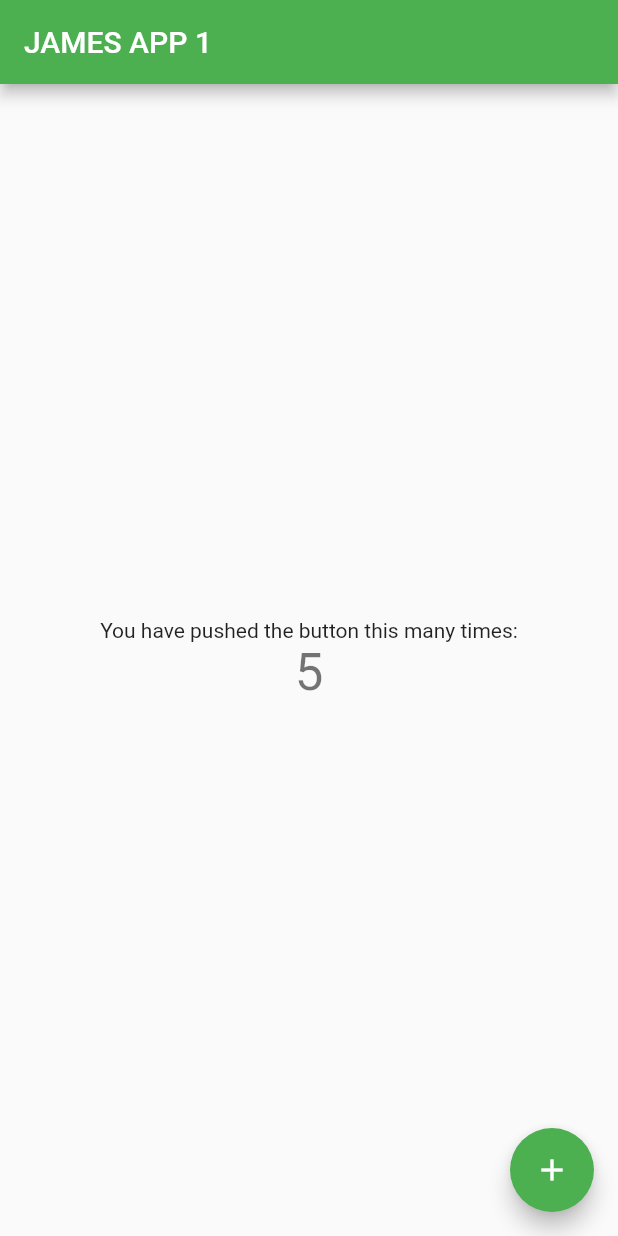
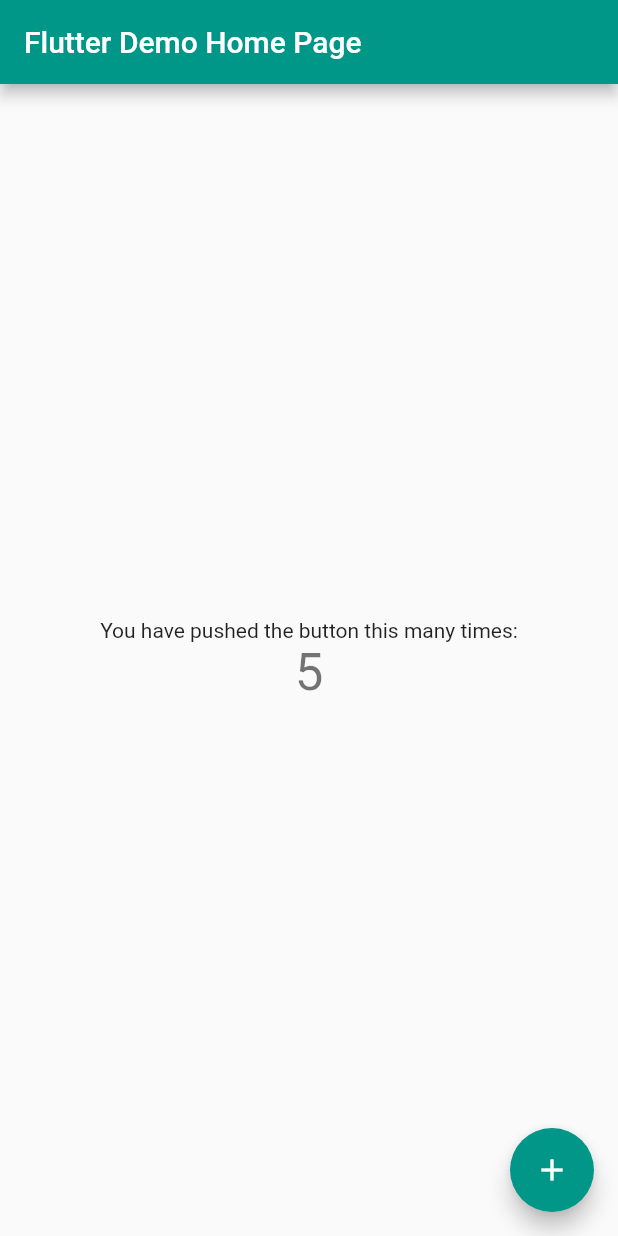
Before and after one commit to jmsbaduor/FLUTTER-APPS, a Flutter app: the screen it shows after launch, on a phone screen of 412 x 824 dp. Run offline on Flutter 3.47's test engine with Material 2 defaults, Android fonts, the phone set to English and light mode, and no system bars.

Commit message:
Another Commit

```diff
--- a/jms1/first_app/lib/main.dart
+++ b/jms1/first_app/lib/main.dart
@@ -3,11 +3,11 @@ import 'package:flutter/material.dart';
 void main() => runApp(new MyApp());
 
 class MyApp extends StatelessWidget {
-  // This widget is the root of this application.
+  // This widget is the root of your application.
   @override
   Widget build(BuildContext context) {
     return new MaterialApp(
-      title: 'James First App for Flutter',
+      title: 'Flutter Demo',
       theme: new ThemeData(
         // This is the theme of your application.
         //
@@ -17,9 +17,9 @@ class MyApp extends StatelessWidget {
         // "hot reload" (press "r" in the console where you ran "flutter run",
         // or press Run > Flutter Hot Reload in IntelliJ). Notice that the
         // counter didn't reset back to zero; the application is not restarted.
-        primarySwatch: Colors.green
+        primarySwatch: Colors.teal,
       ),
-      home: new MyHomePage(title: 'JAMES APP 1'),
+      home: new MyHomePage(title: 'Flutter Demo Home Page'),
     );
   }
 }
```
Also changed, not shown: jms1/first_app/lib/payground.dart (added, +11 -0 lines).
